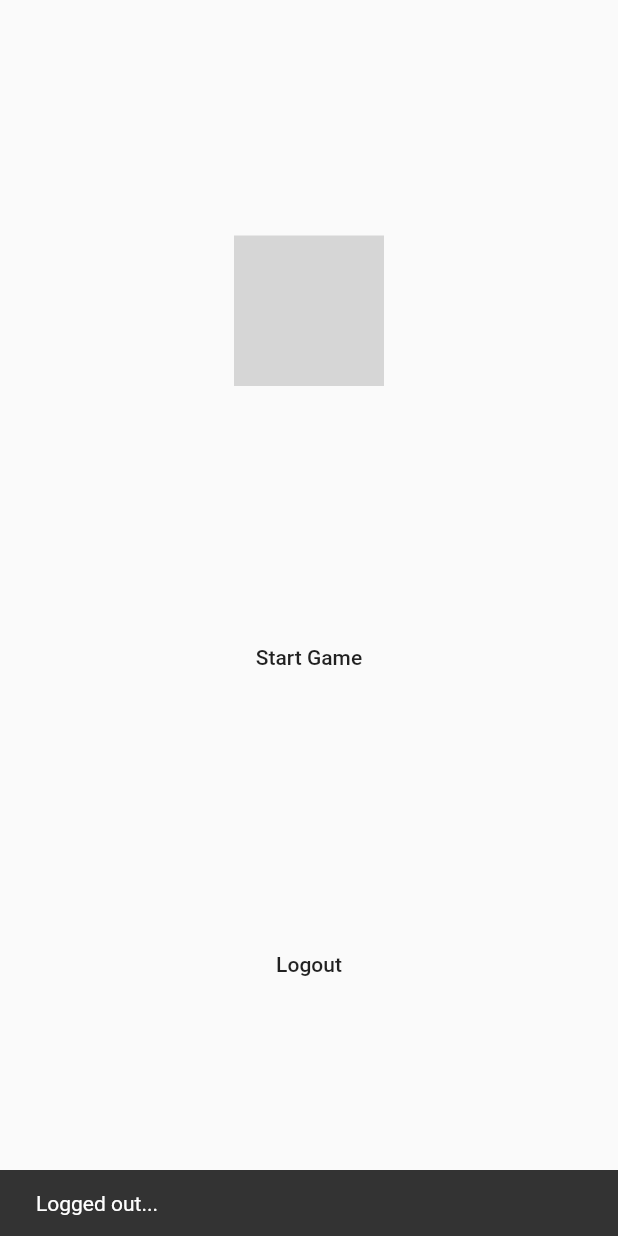
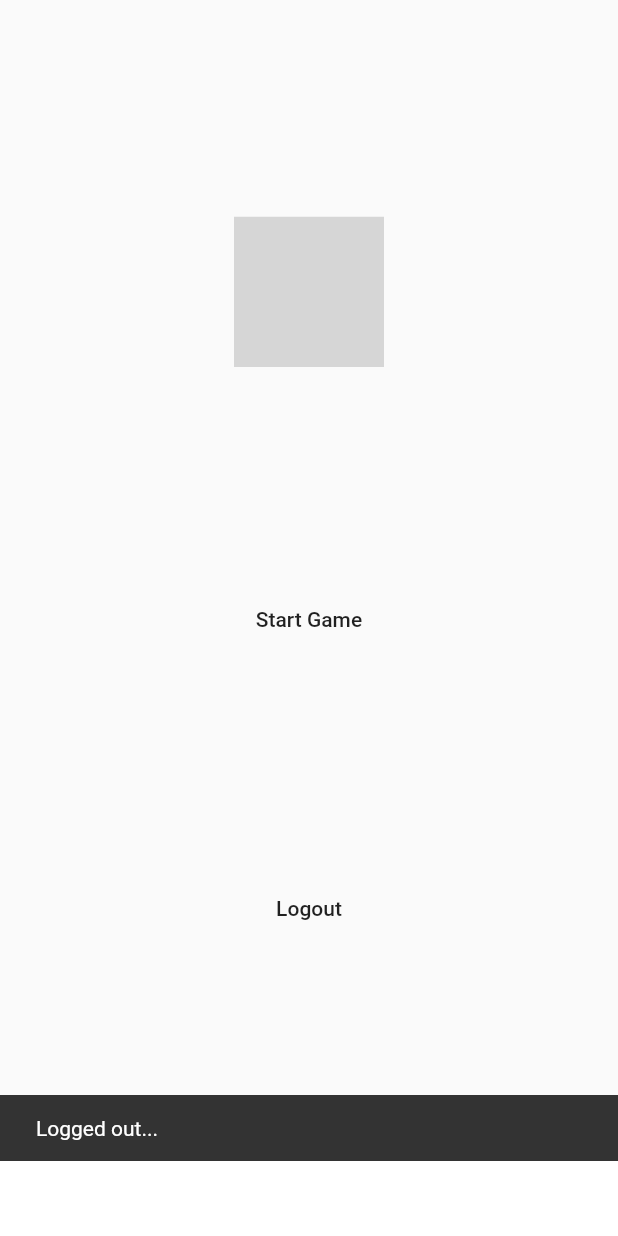
Before and after one commit to VVlESEL/MonkeyGame, a Flutter app: the screen it shows after launch, after a tap on "Logout", on a phone screen of 412 x 824 dp. Run offline on Flutter 3.47's test engine with Material 2 defaults, Android fonts, the phone set to English and light mode, and no system bars; drawn by our look-alikes of flare_flutter; our stand-ins replace cloud_firestore, firebase_auth, google_sign_in; missing offline and left inert: firebase_admob, flutter_facebook_login; accounts and stored records are empty; grey boxes are pictures that could not be loaded.

```diff
--- a/lib/game.dart
+++ b/lib/game.dart
@@ -64,7 +64,7 @@ class _GameState extends State<Game> with WidgetsBindingObserver {
               _baseSpeed++;
               _newInfo("Banana Speed Increased!");
             }
-            if(_secondsPassed % 5 == 0)_addCoconut();
+            if (_secondsPassed % 5 == 0) _addCoconut();
             _addBanana();
             setState(() {});
           } else if (!_isGameOver) {
@@ -148,7 +148,7 @@ class _GameState extends State<Game> with WidgetsBindingObserver {
     math.Random random = math.Random();
     double size = 30.0 + random.nextInt(20);
     double margin =
-    random.nextInt((Game.screenWidth - size).toInt()).toDouble();
+        random.nextInt((Game.screenWidth - size).toInt()).toDouble();
     double speed = _baseSpeed + random.nextInt(15);
 
     FallingObject banana = FallingObject(
@@ -180,7 +180,7 @@ class _GameState extends State<Game> with WidgetsBindingObserver {
     math.Random random = math.Random();
     double size = 30.0;
     double margin =
-    random.nextInt((Game.screenWidth - size).toInt()).toDouble();
+        random.nextInt((Game.screenWidth - size).toInt()).toDouble();
     double speed = _baseSpeed + random.nextInt(15);
 
     FallingObject coconut = FallingObject(
--- a/lib/main.dart
+++ b/lib/main.dart
@@ -5,11 +5,12 @@ import 'package:flare_flutter/flare_actor.dart';
 import 'package:monkeygame/auth.dart' as auth;
 import 'package:firebase_admob/firebase_admob.dart';
 import 'package:monkeygame/admob.dart';
+import 'dart:async';
 
 void main() {
   FirebaseAdMob.instance.initialize(appId: getAdMobAppId());
 
-  runApp(new MyApp());
+  runApp(MyApp());
 }
 
 class MyApp extends StatelessWidget {
@@ -24,6 +25,10 @@ class MyApp extends StatelessWidget {
       title: 'Flutter Demo',
       debugShowCheckedModeBanner: false,
       home: Start(),
+      routes: <String, WidgetBuilder>{
+        '/home': (BuildContext context) => Start(),
+        '/game': (BuildContext context) => Game(),
+      },
     );
   }
 }
@@ -34,25 +39,34 @@ class Start extends StatefulWidget {
 }
 
 class _StartState extends State<Start> {
+  bool _isCurrentRoute = true;
+  bool _isBannerAdShown = false;
   BannerAd _bannerAd;
 
   @override
   void initState() {
-    _bannerAd ??= createBannerAd()
+    _bannerAd = createBannerAd()
       ..load().then((loaded) {
-          if (loaded && this.mounted) {
-            _bannerAd
-              ..show(
-                anchorType: AnchorType.bottom,
-              );
+        if (loaded && _isCurrentRoute) {
+          _bannerAd?.show(anchorType: AnchorType.bottom)?.then((shown) {
+            _isBannerAdShown = shown;
+            if (shown && !_isCurrentRoute) {
+              Timer(const Duration(milliseconds: 500), () {
+                _bannerAd?.dispose();
+              });
             }
           });
+        }
+      });
+
     super.initState();
   }
 
   @override
   Widget build(BuildContext context) {
-    return Scaffold(
+    return Padding(
+      padding: const EdgeInsets.only(bottom: 50.0),
+      child: Scaffold(
         body: Column(
           mainAxisSize: MainAxisSize.max,
           mainAxisAlignment: MainAxisAlignment.spaceEvenly,
@@ -67,10 +81,16 @@ class _StartState extends State<Start> {
             ),
             Center(
               child: FlatButton(
-              onPressed: () => Navigator.push(
-                  context,
-                  MaterialPageRoute(
-                      builder: ((BuildContext context) => Game()))),
+                onPressed: () {
+                  _isCurrentRoute = false;
+                  if (_isBannerAdShown) {
+                    Timer(const Duration(milliseconds: 500), () {
+                      _bannerAd?.dispose();
+                    });
+                  }
+
+                  Navigator.of(context).pushNamed('/game');
+                },
                 child: Text("Start Game"),
               ),
             ),
@@ -89,6 +109,7 @@ class _StartState extends State<Start> {
             ),
           ],
         ),
+      ),
     );
   }
 }
```
Also changed, not shown: 1 other file. Lines whose indentation alone changed are shown as unchanged.
